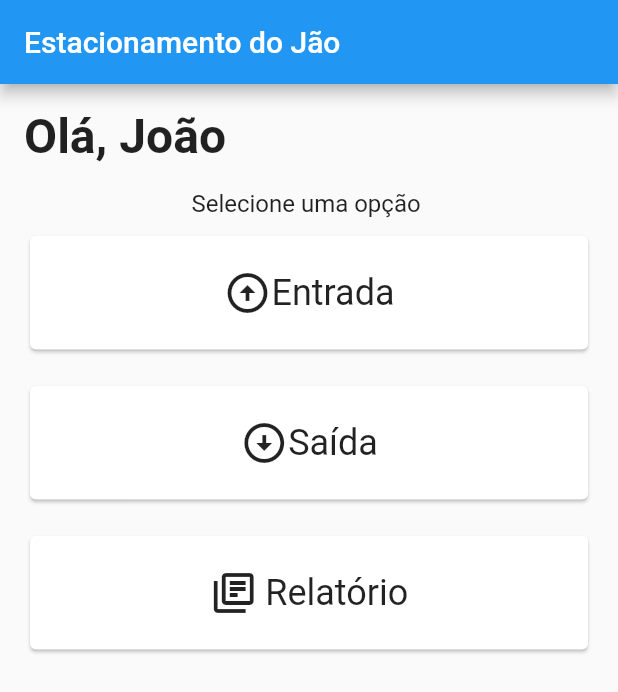
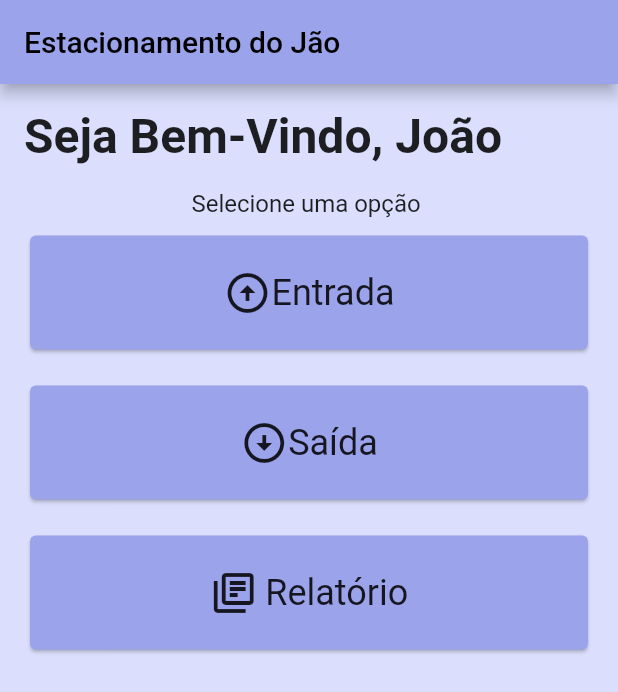
Before and after one commit to marcusmvfa/Estacioanmento-do-Jao, a Flutter app: the screen it shows after launch, on a phone screen of 412 x 824 dp. Shown: the top 692 px of the screen. Run offline on Flutter 3.47's test engine with Material 2 defaults, Android fonts, the phone set to English and light mode, and no system bars; our stand-ins replace cloud_firestore, firebase_core, get; accounts and stored records are empty.

Commit message:
Entrega inicial

```diff
--- a/lib/Database/FirestoreDb.dart
+++ b/lib/Database/FirestoreDb.dart
@@ -70,10 +70,12 @@ class FirestoreDb {
       await firebaseFirestore.collection('entrada-Saida').add({
         'createdAt': entradaSaida.createdAt,
         'spot': entradaSaida.spot,
+        'spotNumber': entradaSaida.spotNumber,
         'entry': entradaSaida.entry,
         'out': entradaSaida.out,
         'placa': entradaSaida.placa,
-        'lote': entradaSaida.lote
+        'lote': entradaSaida.lote,
+        'loteName': entradaSaida.loteName
       }).then((DocumentReference value) {
         firebaseFirestore.collection('entrada-Saida').doc(value.id).update({'id': value.id});
         entradaSaida.id = value.id;
--- a/lib/Models/EntradaSaida.dart
+++ b/lib/Models/EntradaSaida.dart
@@ -2,20 +2,25 @@ import 'package:cloud_firestore/cloud_firestore.dart';
 
 class EntradaSaida {
   String spot = "";
+  String spotNumber = "";
   String id = "";
   String entry = "";
   String? out;
   String placa = "";
   String lote = "";
+  String loteName = "";
   String? totalTime;
   DateTime createdAt = DateTime.now();
 
-  EntradaSaida(this.spot, this.entry, this.placa, this.lote, {this.out, this.totalTime});
+  EntradaSaida(this.spot, this.entry, this.placa, this.lote, this.loteName, this.spotNumber,
+      {this.out, this.totalTime});
 
   EntradaSaida.fromJson(Map<String, dynamic> json) {
     id = json['id'];
     spot = json['spot'];
+    spotNumber = json['spotNumber'];
     lote = json['lote'];
+    loteName = json['loteName'];
     placa = json['placa'];
     entry = json['entry'];
     out = json['out'];
--- a/lib/View/Home/HomePage.dart
+++ b/lib/View/Home/HomePage.dart
@@ -4,49 +4,22 @@ import 'package:park_do_jao/View/Home/components/TopNameWidget.dart';
 
 class MyHomePage extends StatefulWidget {
   const MyHomePage({Key? key, required this.title}) : super(key: key);
-
-  // This widget is the home page of your application. It is stateful, meaning
-  // that it has a State object (defined below) that contains fields that affect
-  // how it looks.
-
-  // This class is the configuration for the state. It holds the values (in this
-  // case the title) provided by the parent (in this case the App widget) and
-  // used by the build method of the State. Fields in a Widget subclass are
-  // always marked "final".
-
   final String title;
-
   @override
   State<MyHomePage> createState() => _MyHomePageState();
 }
 
 class _MyHomePageState extends State<MyHomePage> {
-  int _counter = 0;
-
-  void _incrementCounter() {
-    setState(() {
-      // This call to setState tells the Flutter framework that something has
-      // changed in this State, which causes it to rerun the build method below
-      // so that the display can reflect the updated values. If we changed
-      // _counter without calling setState(), then the build method would not be
-      // called again, and so nothing would appear to happen.
-      _counter++;
-    });
-  }
-
   @override
   Widget build(BuildContext context) {
-    // This method is rerun every time setState is called, for instance as done
-    // by the _incrementCounter method above.
-    //
-    // The Flutter framework has been optimized to make rerunning build methods
-    // fast, so that you can just rebuild anything that needs updating rather
-    // than having to individually change instances of widgets.
     return Scaffold(
+      backgroundColor: const Color(0xffDBDFFD),
       appBar: AppBar(
-        // Here we take the value from the MyHomePage object that was created by
-        // the App.build method, and use it to set our appbar title.
-        title: Text(widget.title),
+        backgroundColor: const Color(0xff9BA3EB),
+        title: Text(
+          widget.title,
+          style: const TextStyle(color: Colors.black),
+        ),
       ),
       body: Column(
         // ignore: prefer_const_literals_to_create_immutables
@@ -56,9 +29,9 @@ class _MyHomePageState extends State<MyHomePage> {
             'Selecione uma opção ',
             style: TextStyle(fontWeight: FontWeight.w400, fontSize: 16),
           ),
-          const OptionList()
+          const OptionList(),
         ],
-      ), // This trailing comma makes auto-formatting nicer for build methods.
+      ),
     );
   }
 }
--- a/lib/View/Home/components/OptionCard.dart
+++ b/lib/View/Home/components/OptionCard.dart
@@ -70,6 +70,7 @@ class OptionCard extends StatelessWidget {
       child: InkWell(
         onTap: callback,
         child: Card(
+          color: Color(0xff9BA3EB),
           child: Padding(
             padding: const EdgeInsets.all(8),
             child: Row(mainAxisAlignment: MainAxisAlignment.center, children: getIcon()),
--- a/lib/View/Home/components/TopNameWidget.dart
+++ b/lib/View/Home/components/TopNameWidget.dart
@@ -9,7 +9,7 @@ class TopNameWidget extends StatelessWidget {
       padding: const EdgeInsets.all(16),
       alignment: Alignment.centerLeft,
       child: const Text(
-        "Olá, João",
+        "Seja Bem-Vindo, João",
         style: TextStyle(fontSize: 32, fontWeight: FontWeight.bold),
       ),
     );
--- a/lib/View/Park/components/ModalSheetFillSpot.dart
+++ b/lib/View/Park/components/ModalSheetFillSpot.dart
@@ -171,7 +171,6 @@ class _ModalSheetFillSpotState extends State<ModalSheetFillSpot> {
                           horaSaidaController.text = value.format(context);
                           viewModel.vagaSelecionada.value.horaSaida = value.format(context);
                           viewModel.entradaSaida.out = value.format(context);
-                          debugger();
                         }
                       });
                     }),
--- a/lib/View/Park/components/ParkPageView.dart
+++ b/lib/View/Park/components/ParkPageView.dart
@@ -36,12 +36,6 @@ class ParkPageView extends StatelessWidget {
           children: [
             TopPageWidget(viewModel.lotes[index]),
             ParkingSpot(viewModel.lotes[index]),
-            Center(
-              child: Obx(
-                () => Text(
-                    "Lote ${viewModel.vagaSelecionada.value.lot}, Vaga ${viewModel.vagaSelecionada.value.number}"),
-              ),
-            )
           ],
         );
       },
--- a/lib/View/Park/components/SelectedSpot.dart
+++ b/lib/View/Park/components/SelectedSpot.dart
@@ -16,7 +16,7 @@ class SelectedSpot extends StatelessWidget {
     } else if (isFilled != null && isFilled == false) {
       return Colors.green.shade400;
     } else {
-      return Colors.grey.shade400;
+      return Color(0xff9BA3EB);
     }
   }
 
@@ -31,7 +31,7 @@ class SelectedSpot extends StatelessWidget {
         padding: EdgeInsets.all(8),
         child: Text(
           "$lote $vaga",
-          style: const TextStyle(fontSize: 20, fontWeight: FontWeight.bold),
+          style: const TextStyle(fontSize: 20, fontWeight: FontWeight.bold, color: Colors.black),
         ),
       ),
     );
--- a/lib/View/Park/components/TopPageWidget.dart
+++ b/lib/View/Park/components/TopPageWidget.dart
@@ -7,9 +7,7 @@ class TopPageWidget extends StatelessWidget {
   Lote lot;
   @override
   Widget build(BuildContext context) {
-    return Card(
-      color: const Color(0xffF9F9F9),
-      child: Padding(
+    return Padding(
       padding: const EdgeInsets.all(8),
       child: Wrap(
           // mainAxisSize: MainAxisSize.min,
@@ -30,7 +28,6 @@ class TopPageWidget extends StatelessWidget {
             ),
             // ),
           ]),
-      ),
     );
   }
 }
--- a/pubspec.yaml
+++ b/pubspec.yaml
@@ -37,6 +37,7 @@ dependencies:
   get: ^4.6.5
   cloud_firestore: ^3.1.17
   firebase_core: ^1.17.1
+  intl: ^0.17.0
 
 dev_dependencies:
   flutter_test:
```
Also changed, not shown: lib/View/Park/ParkView.dart (+7 -1 lines), lib/View/Report/ReportView.dart (+13 -28 lines), lib/View/Report/components/ListItem.dart (added, +46 -0 lines), lib/View/Report/components/SearchBar.dart (added, +53 -0 lines), lib/ViewModel/ParkViewModel.dart (+7 -3 lines), lib/ViewModel/ReportViewModel.dart (+9 -1 lines), pubspec.lock. Lines whose indentation alone changed are shown as unchanged.
